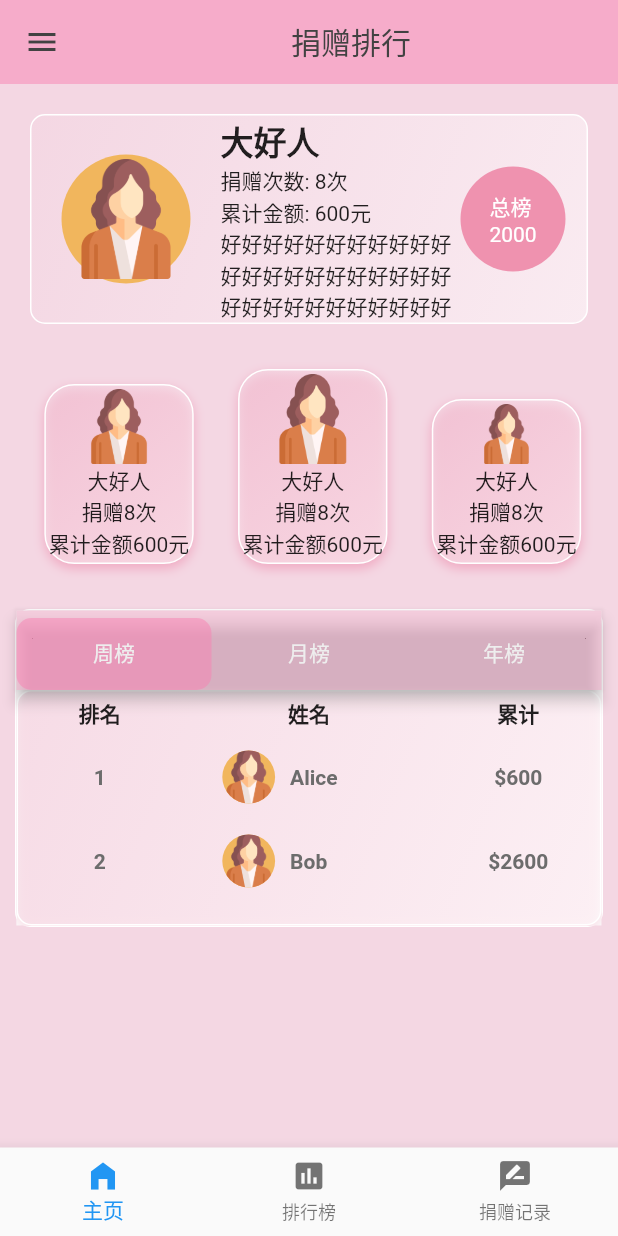
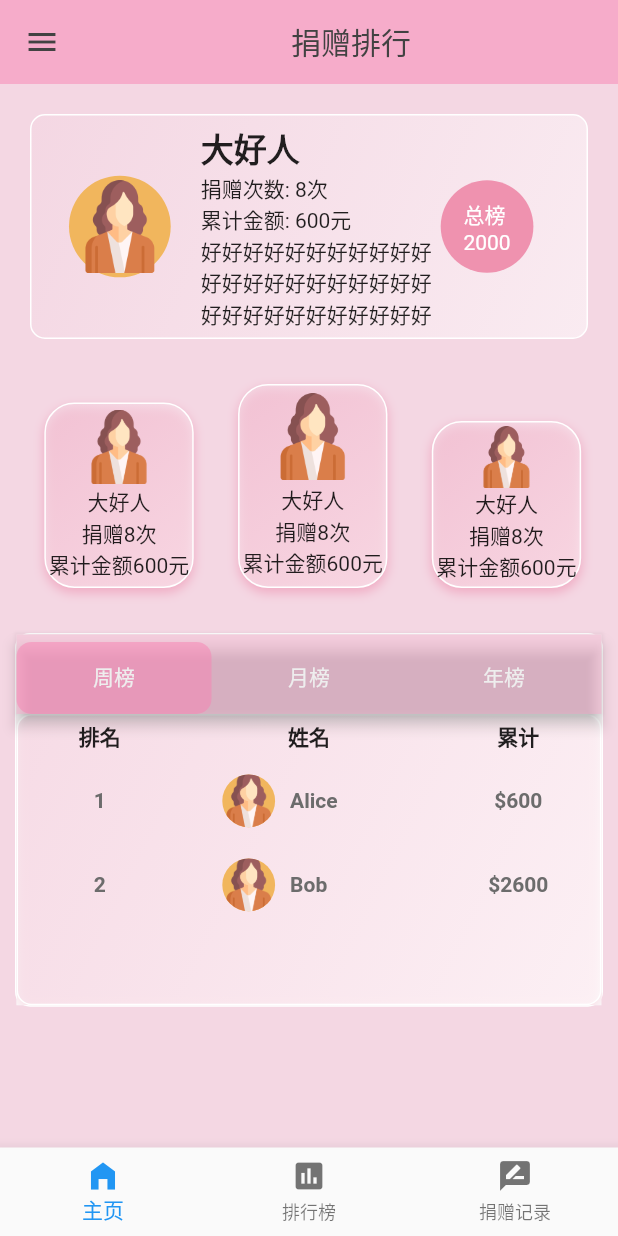
Before and after one commit to Wanli-Go/ming_guang_zhu_meng, a Flutter app: the screen it shows after launch, on a phone screen of 412 x 824 dp. Run offline on Flutter 3.47's test engine with Material 2 defaults, Android fonts, the phone set to English and light mode, and no system bars; Roboto replaces fonts that are missing (StarRail).

Commit message:
捐赠者
修改了像素相对

```diff
--- a/lib/donor/components/leaderboard_screen.dart
+++ b/lib/donor/components/leaderboard_screen.dart
@@ -129,7 +129,9 @@ class _LeaderboardModuleState extends State<LeaderboardModule>
       child: DefaultTabController(
         length: 3, // 三个标签
         child: Container(
-          constraints: BoxConstraints(maxHeight: 210),
+          constraints: BoxConstraints(
+            maxHeight: MediaQuery.of(context).size.height * 0.3,
+          ),
           child: DefaultTabController(
             length: 3,
             child: Scaffold(
--- a/lib/donor/view/rank_page.dart
+++ b/lib/donor/view/rank_page.dart
@@ -32,7 +32,8 @@ class _RankPageState extends State<RankPage> {
         body: Column(children: [
           //第一块区域
           Container(
-            margin: EdgeInsets.all(20),
+            margin: const EdgeInsets.all(20),
+            padding: const EdgeInsets.all(5),
             decoration: BoxDecoration(
               color: primaryColor.withOpacity(0.5), // 方框的背景颜色
               borderRadius: BorderRadius.circular(10),
@@ -73,8 +74,8 @@ class _RankPageState extends State<RankPage> {
                   ),
                   child: Image.asset(
                     donor.imageUrl,
-                    width: 80,
-                    height: 80,
+                    width: MediaQuery.of(context).size.width * 0.15,
+                    height: MediaQuery.of(context).size.width * 0.15,
                   ),
                 ),
                 Column(
@@ -106,8 +107,8 @@ class _RankPageState extends State<RankPage> {
                   ],
                 ),
                 Container(
-                  width: 70.0,
-                  height: 70.0,
+                  width: MediaQuery.of(context).size.width * 0.15,
+                  height: MediaQuery.of(context).size.width * 0.15,
                   decoration: const BoxDecoration(
                     color: Color.fromARGB(255, 239, 146, 175), // 圆形的颜色
                     shape: BoxShape.circle, // 设置形状为圆形
@@ -136,18 +137,18 @@ class _RankPageState extends State<RankPage> {
               children: <Widget>[
                 DonorRankingTile(
                   donor: donor,
-                  height: 120,
-                  imageHeight: 50,
+                  height: MediaQuery.of(context).size.width * 0.3,
+                  imageHeight: MediaQuery.of(context).size.width * 0.12,
                 ),
                 DonorRankingTile(
                   donor: donor,
-                  height: 130,
-                  imageHeight: 60,
+                  height: MediaQuery.of(context).size.width * 0.33,
+                  imageHeight: MediaQuery.of(context).size.width * 0.14,
                 ),
                 DonorRankingTile(
                   donor: donor,
-                  height: 110,
-                  imageHeight: 40,
+                  height: MediaQuery.of(context).size.width * 0.27,
+                  imageHeight: MediaQuery.of(context).size.width * 0.1,
                 ),
               ],
             ),
--- a/lib/main.dart
+++ b/lib/main.dart
@@ -1,5 +1,6 @@
 import 'package:flutter/material.dart';
-import 'package:ming_guang/donor/view/rank_page.dart'; // 调整这个路径来决定你的 App 的调试的 Page
+import 'package:ming_guang/child/view/my_notification.dart';
+import 'package:ming_guang/donor/view/rank_page.dart';
 
 void main() {
   runApp(MaterialApp(
```
Also changed, not shown: lib/child/model/user.dart (added, +17 -0 lines), lib/child/my_app.dart (deleted, +0 -10 lines), lib/child/view/my_notification.dart (added, +61 -0 lines).
